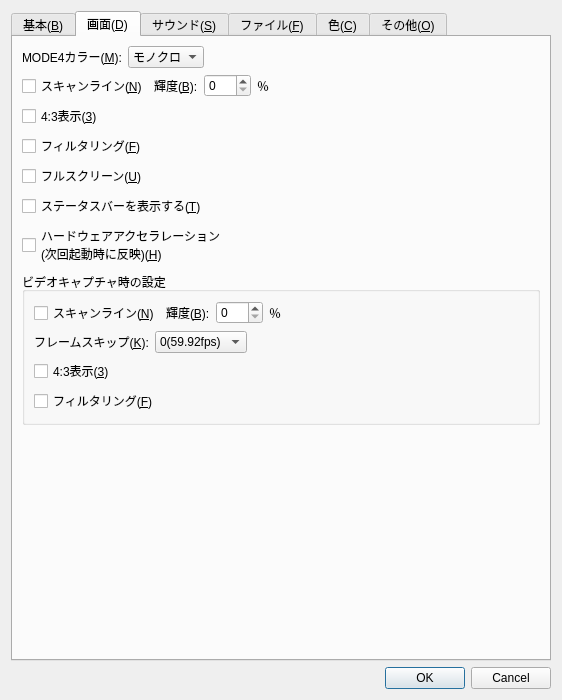
eighttails/PC6001VX, file src/Qt/configdialog.ui: the form before one commit.
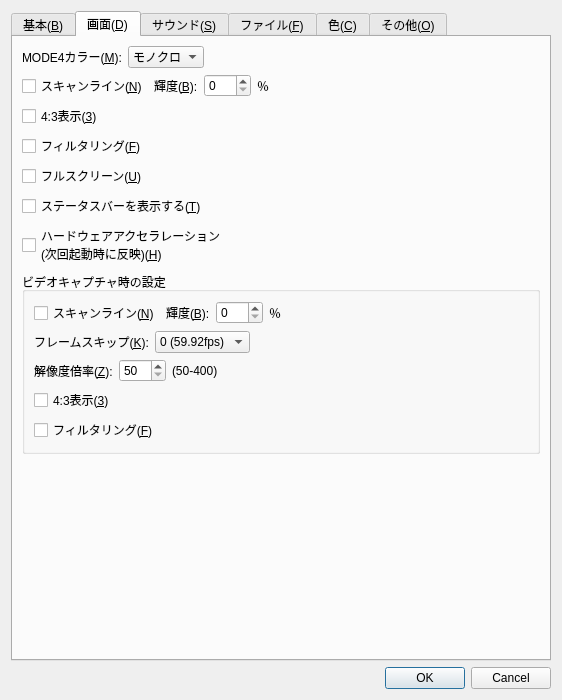
The form after the commit. The open tabs and pages were chosen to show the change. Custom widgets are drawn as their Qt base class.

Commit message: 環境設定ダイアログの保存を実装

```diff
--- a/src/Qt/configdialog.ui
+++ b/src/Qt/configdialog.ui
@@ -646,7 +646,7 @@
              <widget class="QComboBox" name="comboBoxMovieFrameSkip">
               <item>
                <property name="text">
-                <string>0(59.92fps)</string>
+                <string>0 (59.92fps)</string>
                </property>
               </item>
               <item>
@@ -691,6 +691,50 @@
             </item>
            </layout>
           </item>
+          <item>
+           <layout class="QHBoxLayout" name="horizontalLayout_10">
+            <item>
+             <widget class="QLabel" name="labelMovieZoom">
+              <property name="text">
+               <string>解像度倍率(&amp;Z):</string>
+              </property>
+              <property name="buddy">
+               <cstring>spinBoxMovieZoom</cstring>
+              </property>
+             </widget>
+            </item>
+            <item>
+             <widget class="QSpinBox" name="spinBoxMovieZoom">
+              <property name="minimum">
+               <number>50</number>
+              </property>
+              <property name="maximum">
+               <number>400</number>
+              </property>
+             </widget>
+            </item>
+            <item>
+             <widget class="QLabel" name="label_2">
+              <property name="text">
+               <string>(50-400)</string>
+              </property>
+             </widget>
+            </item>
+            <item>
+             <spacer name="horizontalSpacer_14">
+              <property name="orientation">
+               <enum>Qt::Horizontal</enum>
+              </property>
+              <property name="sizeHint" stdset="0">
+               <size>
+                <width>40</width>
+                <height>20</height>
+               </size>
+              </property>
+             </spacer>
+            </item>
+           </layout>
+          </item>
           <item>
            <widget class="QCheckBox" name="checkBoxMovieDispNTSC">
             <property name="text">
```
Left out of the diff: 45 changed lines with no effect on the pictures. The commit also changes 1 other file.
